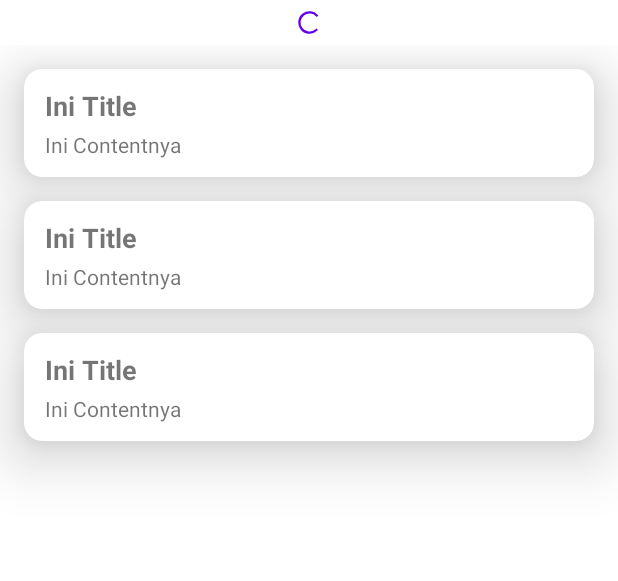
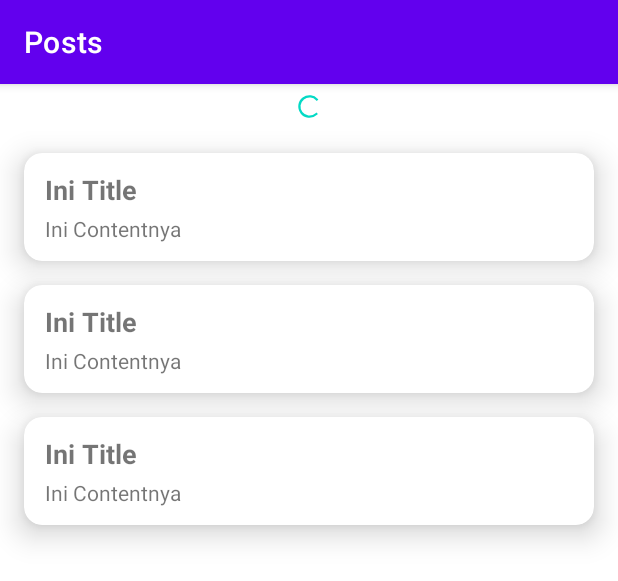
Before and after one commit to touki24/otopost, an Android app: the layout fragment_post.xml on its own in the app's theme, with its tools: preview values and no code run, on a phone screen of 412 x 824 dp. Shown: the top 581 px of the screen. Run offline under Robolectric (Android 15) with nearby library versions, the phone set to English and light mode, and no system bars.

Commit message:
refactor(): change toobar implementation

```diff
--- a/app/src/main/java/com/touki/otopost/presentation/post/PostFragment.kt
+++ b/app/src/main/java/com/touki/otopost/presentation/post/PostFragment.kt
@@ -18,6 +18,7 @@ import com.touki.otopost.databinding.FragmentPostBinding
 import com.touki.otopost.presentation.post.adapter.PostRecyclerAdapter
 import com.touki.otopost.util.BounceEdgeEffectFactory
 import com.touki.otopost.util.extension.navigateSafe
+import com.touki.otopost.util.extension.setSupportActionBar
 import org.koin.androidx.viewmodel.ext.android.sharedViewModel
 
 class PostFragment : Fragment() {
@@ -54,6 +55,7 @@ class PostFragment : Fragment() {
 
     override fun onViewCreated(view: View, savedInstanceState: Bundle?) {
         super.onViewCreated(view, savedInstanceState)
+        setSupportActionBar(binding.toolbar, false)
         setupPostsRecycler()
         setupPostsObserver()
         setupErrorObserver()
@@ -96,9 +98,6 @@ class PostFragment : Fragment() {
         viewModel.posts.observe(viewLifecycleOwner, { posts ->
             binding.progressCircular.visibility = View.GONE
             adapter.setPosts(posts = posts)
-            posts.forEach { post ->
-                Log.d(TAG, post.toString())
-            }
         })
     }
 
--- a/app/src/main/res/layout/fragment_post.xml
+++ b/app/src/main/res/layout/fragment_post.xml
@@ -7,13 +7,31 @@
     xmlns:app="http://schemas.android.com/apk/res-auto"
     tools:context=".presentation.post.PostFragment">
 
+    <!-- Toolbar  -->
+    <com.google.android.material.appbar.AppBarLayout
+        android:id="@+id/appBar"
+        android:layout_width="match_parent"
+        android:layout_height="wrap_content"
+        app:layout_constraintStart_toStartOf="parent"
+        app:layout_constraintTop_toTopOf="parent">
+
+        <androidx.appcompat.widget.Toolbar
+            android:id="@+id/toolbar"
+            android:layout_width="match_parent"
+            android:layout_height="?attr/actionBarSize"
+            android:theme="@style/ThemeOverlay.AppCompat.Dark.ActionBar"
+            app:title="Posts">
+
+        </androidx.appcompat.widget.Toolbar>
+
+    </com.google.android.material.appbar.AppBarLayout>
+
     <ProgressBar
         android:id="@+id/progressCircular"
         android:layout_width="30dp"
         android:layout_height="30dp"
         android:paddingVertical="6dp"
-        android:indeterminateTint="@color/purple_500"
-        app:layout_constraintTop_toTopOf="parent"
+        app:layout_constraintTop_toBottomOf="@id/appBar"
         app:layout_constraintStart_toStartOf="parent"
         app:layout_constraintEnd_toEndOf="parent" />
 
@@ -21,7 +39,8 @@
         android:id="@+id/recyclerPost"
         android:layout_width="match_parent"
         android:layout_height="0dp"
-        android:paddingVertical="8dp"
+        android:paddingTop="8dp"
+        android:paddingBottom="16dp"
         android:paddingHorizontal="16dp"
         android:clipChildren="false"
         android:clipToPadding="false"
@@ -30,7 +49,4 @@
         app:layout_constraintTop_toBottomOf="@id/progressCircular"
         app:layout_constraintBottom_toBottomOf="parent"/>
 
-
-
-
 </androidx.constraintlayout.widget.ConstraintLayout>
--- a/app/src/main/res/layout/item_post.xml
+++ b/app/src/main/res/layout/item_post.xml
@@ -10,7 +10,7 @@
     android:clickable="true"
     android:focusable="true"
     app:cardCornerRadius="12dp"
-    app:cardElevation="24dp">
+    app:cardElevation="12dp">
 
     <androidx.constraintlayout.widget.ConstraintLayout
         android:layout_width="match_parent"
@@ -24,6 +24,7 @@
             android:layout_height="wrap_content"
             android:textSize="18sp"
             android:textStyle="bold"
+            android:maxLines="2"
             tools:text="Ini Title"
             app:layout_constraintStart_toStartOf="parent"
             app:layout_constraintEnd_toEndOf="parent"
--- a/app/src/main/res/values-night/themes.xml
+++ b/app/src/main/res/values-night/themes.xml
@@ -1,6 +1,6 @@
 <resources xmlns:tools="http://schemas.android.com/tools">
     <!-- Base application theme. -->
-    <style name="Theme.Otopost" parent="Theme.MaterialComponents.DayNight.DarkActionBar">
+    <style name="Theme.Otopost" parent="Theme.MaterialComponents.DayNight.NoActionBar">
         <!-- Primary brand color. -->
         <item name="colorPrimary">@color/purple_200</item>
         <item name="colorPrimaryVariant">@color/purple_700</item>
--- a/app/src/main/res/values/themes.xml
+++ b/app/src/main/res/values/themes.xml
@@ -1,6 +1,6 @@
 <resources xmlns:tools="http://schemas.android.com/tools">
     <!-- Base application theme. -->
-    <style name="Theme.Otopost" parent="Theme.MaterialComponents.DayNight.DarkActionBar">
+    <style name="Theme.Otopost" parent="Theme.MaterialComponents.DayNight.NoActionBar">
         <!-- Primary brand color. -->
         <item name="colorPrimary">@color/purple_500</item>
         <item name="colorPrimaryVariant">@color/purple_700</item>
```
Also changed, not shown: app/src/main/java/com/touki/otopost/presentation/post/detail/PostDetailFragment.kt (+13 -0 lines), app/src/main/java/com/touki/otopost/util/extension/SupportActionBarExt.kt (added, +23 -0 lines), app/src/main/res/layout/fragment_post_detail.xml (+24 -5 lines).
